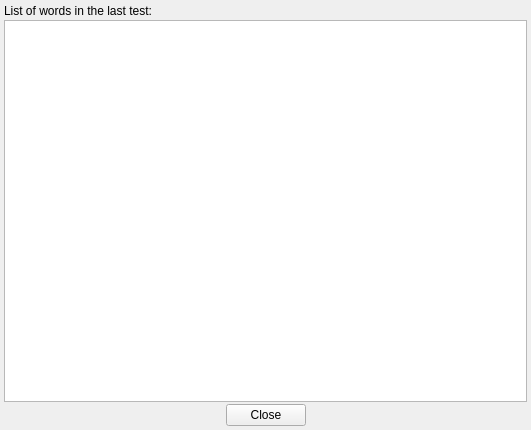
Above: wordtestresultsform.ui from z1dev/zkanji before the change. Below: the same form after it.
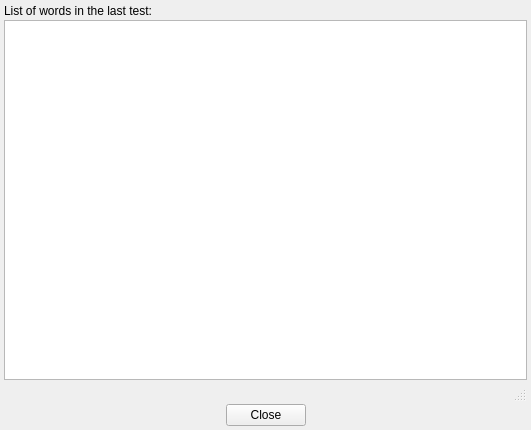
That is the form after the change. Custom widgets are drawn as their Qt base class.

Diff of the .ui file:
```diff
--- a/wordtestresultsform.ui
+++ b/wordtestresultsform.ui
@@ -50,8 +50,7 @@
        </widget>
       </item>
       <item>
-       <widget class="ZStatusBar" name="status" native="true">
-       </widget>
+       <widget class="ZStatusBar" name="status"/>
       </item>
      </layout>
     </item>
@@ -71,7 +70,7 @@
  <customwidgets>
   <customwidget>
    <class>ZStatusBar</class>
-   <extends>QWidget</extends>
+   <extends>QStatusBar</extends>
    <header>zstatusbar.h</header>
    <container>1</container>
   </customwidget>
```
Left out of the diff: 2 changed lines with no effect on the pictures.
